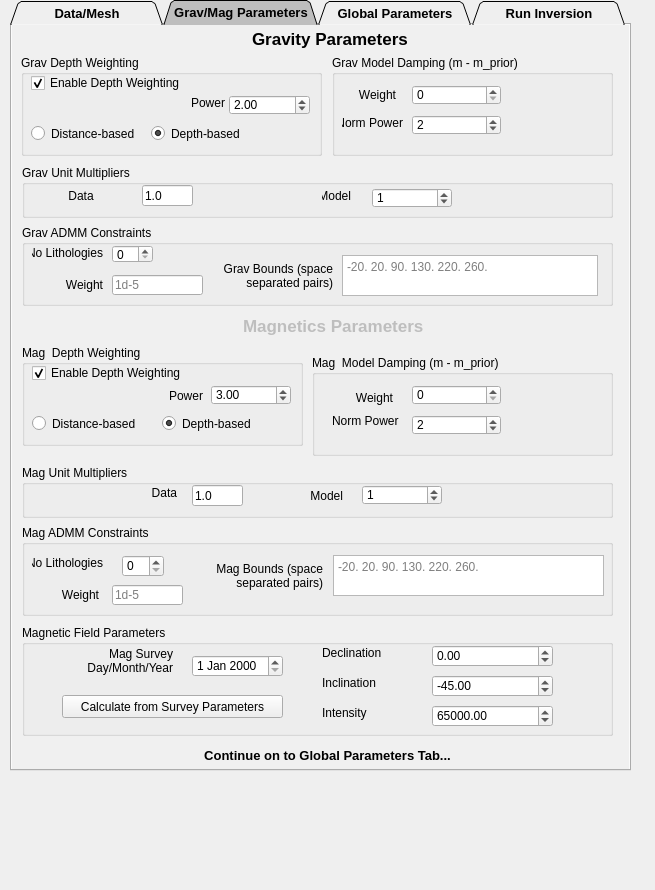
TOMOFAST/tomofast-x-q, file Tomofast_x_dockwidget_base.ui: the form before one commit.
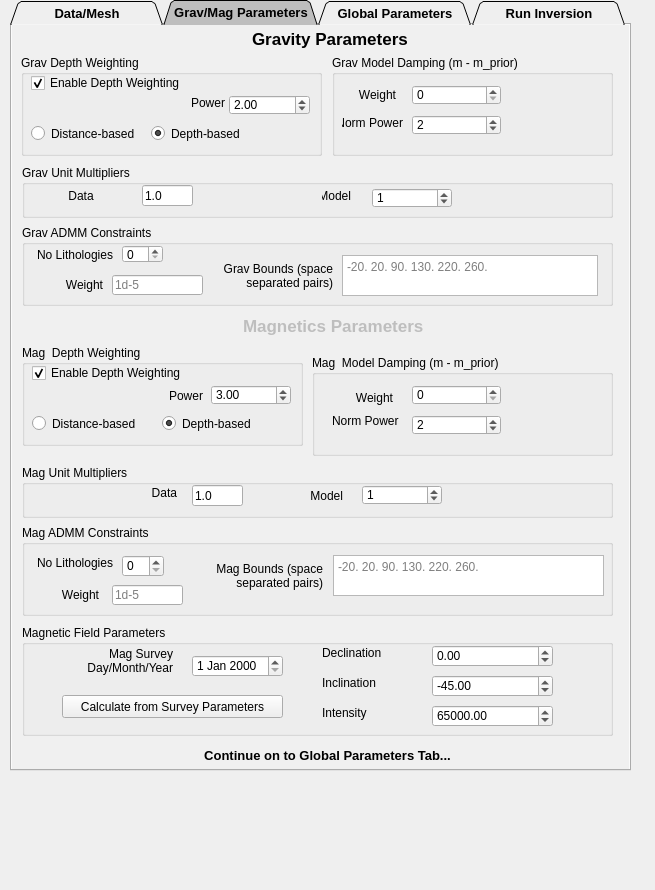
The form after the commit. The open tabs and pages were chosen to show the change. Custom widgets are drawn as their Qt base class.

Patch:
```diff
--- a/Tomofast_x_dockwidget_base.ui
+++ b/Tomofast_x_dockwidget_base.ui
@@ -2042,7 +2042,7 @@
        <rect>
         <x>240</x>
         <y>3</y>
-        <width>164</width>
+        <width>201</width>
         <height>21</height>
        </rect>
       </property>
@@ -2154,7 +2154,7 @@
        <rect>
         <x>231</x>
         <y>290</y>
-        <width>189</width>
+        <width>231</width>
         <height>21</height>
        </rect>
       </property>
@@ -2628,7 +2628,7 @@
         <rect>
          <x>10</x>
          <y>30</y>
-         <width>71</width>
+         <width>81</width>
          <height>16</height>
         </rect>
        </property>
@@ -2686,8 +2686,8 @@
         <rect>
          <x>10</x>
          <y>20</y>
-         <width>71</width>
-         <height>16</height>
+         <width>81</width>
+         <height>20</height>
         </rect>
        </property>
        <property name="text">
@@ -2723,7 +2723,7 @@
        </property>
        <property name="geometry">
         <rect>
-         <x>90</x>
+         <x>100</x>
          <y>20</y>
          <width>41</width>
          <height>18</height>
```
Left out of the diff: 2 changed lines with no effect on the pictures.
